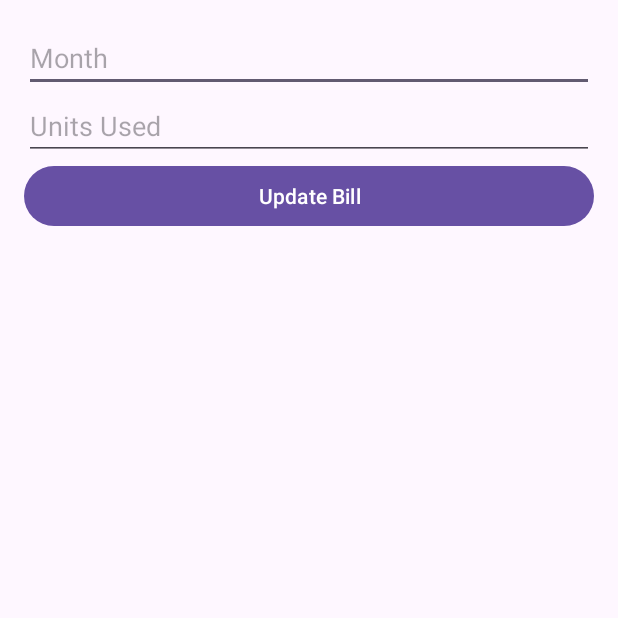
After one commit to Najihah2502/AinaNajihah-ElectricBillEstimator, an Android app: the EditActivity screen opened directly, with no data from a screen before it, on a phone screen of 412 x 824 dp, the top half of it. The commit adds this screen. Run offline under Robolectric (Android 15) with nearby library versions, the phone set to English and light mode, and no system bars; 1 statement that could not run was skipped.

Commit message:
Insert new java and layout

```diff
--- a/app/src/main/AndroidManifest.xml
+++ b/app/src/main/AndroidManifest.xml
@@ -25,6 +25,9 @@
             android:name=".HistoryActivity"
             android:exported="false" />
         <activity
+            android:name=".EditActivity"
+            android:exported="false" />
+        <activity
             android:name=".MainActivity"
             android:exported="true">
             <intent-filter>
--- /dev/null
+++ b/app/src/main/java/com/example/najihah_electricbillestimator/EditActivity.java
@@ -0,0 +1,84 @@
+package com.example.najihah_electricbillestimator;
+
+import android.content.Intent;
+import android.database.Cursor;
+import android.os.Bundle;
+import android.view.View;
+import android.widget.Button;
+import android.widget.EditText;
+import android.widget.Toast;
+
+import androidx.appcompat.app.AppCompatActivity;
+
+public class EditActivity extends AppCompatActivity {
+
+    EditText editMonth, editUnit;
+    Button btnUpdate;
+    DatabaseHelper db;
+    int billId;
+
+    @Override
+    protected void onCreate(Bundle savedInstanceState) {
+        super.onCreate(savedInstanceState);
+        setContentView(R.layout.activity_edit);
+        setTitle("Edit Bill");
+
+        editMonth = findViewById(R.id.editMonth);
+        editUnit = findViewById(R.id.editUnit);
+        btnUpdate = findViewById(R.id.btnUpdate);
+
+        db = new DatabaseHelper(this);
+
+        // Dapatkan BILL_ID dari intent
+        billId = getIntent().getIntExtra("BILL_ID", -1);
+
+        if (billId == -1) {
+            Toast.makeText(this, "Invalid bill ID", Toast.LENGTH_SHORT).show();
+            finish();
+        }
+
+        loadData(billId);
+
+        btnUpdate.setOnClickListener(view -> updateBill());
+    }
+
+    private void loadData(int id) {
+        Cursor cursor = db.getDataById(id);
+        if (cursor != null && cursor.moveToFirst()) {
+            String month = cursor.getString(cursor.getColumnIndexOrThrow("MONTH"));
+            int unit = cursor.getInt(cursor.getColumnIndexOrThrow("UNIT"));
+
+            editMonth.setText(month);
+            editUnit.setText(String.valueOf(unit));
+        } else {
+            Toast.makeText(this, "Failed to load data", Toast.LENGTH_SHORT).show();
+            finish();
+        }
+    }
+
+    private void updateBill() {
+        String newMonth = editMonth.getText().toString().trim();
+        String unitStr = editUnit.getText().toString().trim();
+
+        if (newMonth.isEmpty() || unitStr.isEmpty()) {
+            Toast.makeText(this, "Please fill in all fields", Toast.LENGTH_SHORT).show();
+            return;
+        }
+
+        int newUnit = Integer.parseInt(unitStr);
+
+        // Logic to calculate total, rebate, final
+        double total = newUnit * 0.218; // contoh kadar unit
+        double rebate = (newUnit <= 200) ? total * 0.05 : 0;
+        double finalCost = total - rebate;
+
+        boolean updated = db.updateBill(billId, newMonth, newUnit, total, rebate, finalCost);
+
+        if (updated) {
+            Toast.makeText(this, "Bill updated successfully", Toast.LENGTH_SHORT).show();
+            finish(); // Kembali ke HistoryActivity
+        } else {
+            Toast.makeText(this, "Update failed", Toast.LENGTH_SHORT).show();
+        }
+    }
+}
--- /dev/null
+++ b/app/src/main/res/layout/activity_edit.xml
@@ -0,0 +1,27 @@
+<?xml version="1.0" encoding="utf-8"?>
+<LinearLayout
+    xmlns:android="http://schemas.android.com/apk/res/android"
+    android:layout_width="match_parent"
+    android:layout_height="match_parent"
+    android:orientation="vertical"
+    android:padding="16dp">
+
+    <EditText
+        android:id="@+id/editMonth"
+        android:layout_width="match_parent"
+        android:layout_height="wrap_content"
+        android:hint="Month" />
+
+    <EditText
+        android:id="@+id/editUnit"
+        android:layout_width="match_parent"
+        android:layout_height="wrap_content"
+        android:hint="Units Used"
+        android:inputType="number" />
+
+    <Button
+        android:id="@+id/btnUpdate"
+        android:layout_width="match_parent"
+        android:layout_height="wrap_content"
+        android:text="Update Bill" />
+</LinearLayout>
```
Also changed, not shown: app/src/main/java/com/example/najihah_electricbillestimator/DatabaseHelper.java (+18 -0 lines), app/src/main/java/com/example/najihah_electricbillestimator/HistoryActivity.java (+48 -6 lines).
